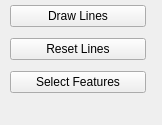
This is selectLines.ui in Shai2u/select_lines_by_drawing as Qt 5 draws it before an edit. The edited form follows.
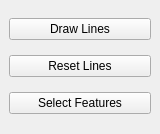
This is the edited form.

Commit message: Simplify UI add flex to buttons

```diff
--- a/selectLines.ui
+++ b/selectLines.ui
@@ -6,45 +6,36 @@
    <rect>
     <x>0</x>
     <y>0</y>
-    <width>162</width>
-    <height>125</height>
-   </rect>
-  </property>
-  <property name="minimumSize">
-   <size>
     <width>160</width>
-    <height>125</height>
-   </size>
+    <height>134</height>
+   </rect>
   </property>
   <property name="windowTitle">
    <string>DockWidget</string>
   </property>
   <widget class="QWidget" name="dockWidgetContents">
-   <widget class="QWidget" name="">
-    <property name="geometry">
-     <rect>
-      <x>10</x>
-      <y>0</y>
-      <width>136</width>
-      <height>100</height>
-     </rect>
-    </property>
-    <layout class="QVBoxLayout" name="verticalLayout">
-     <item>
+   <layout class="QGridLayout" name="gridLayout">
+    <item row="1" column="0">
       <widget class="QPushButton" name="pushButton_draw_lines">
+      <property name="sizePolicy">
+       <sizepolicy hsizetype="Expanding" vsizetype="Fixed">
+        <horstretch>0</horstretch>
+        <verstretch>0</verstretch>
+       </sizepolicy>
+      </property>
        <property name="text">
         <string>Draw Lines</string>
        </property>
       </widget>
      </item>
-     <item>
+    <item row="2" column="0">
       <widget class="QPushButton" name="pushButton_reset_lines">
        <property name="text">
         <string>Reset Lines</string>
        </property>
       </widget>
      </item>
-     <item>
+    <item row="3" column="0">
       <widget class="QPushButton" name="pushButton_select_features">
        <property name="text">
         <string>Select Features</string>
@@ -52,7 +43,6 @@
       </widget>
      </item>
     </layout>
-   </widget>
   </widget>
  </widget>
  <resources/>
```
Left out of the diff: 2 changed lines with no effect on the pictures. Lines whose indentation alone changed are shown as unchanged.
